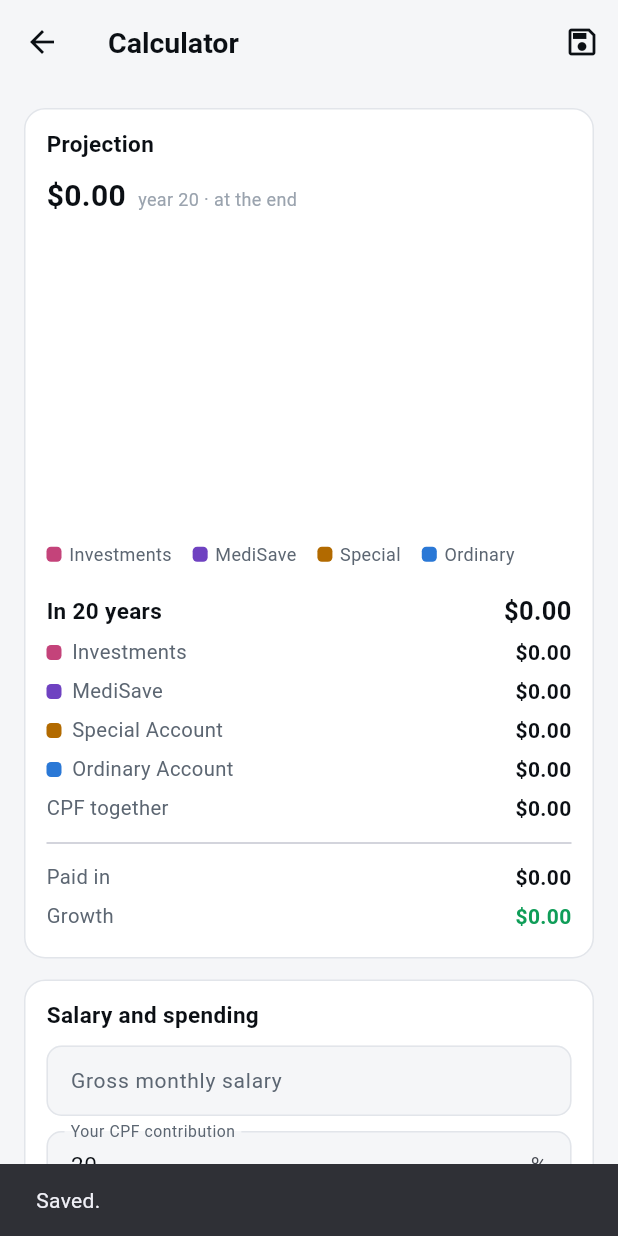
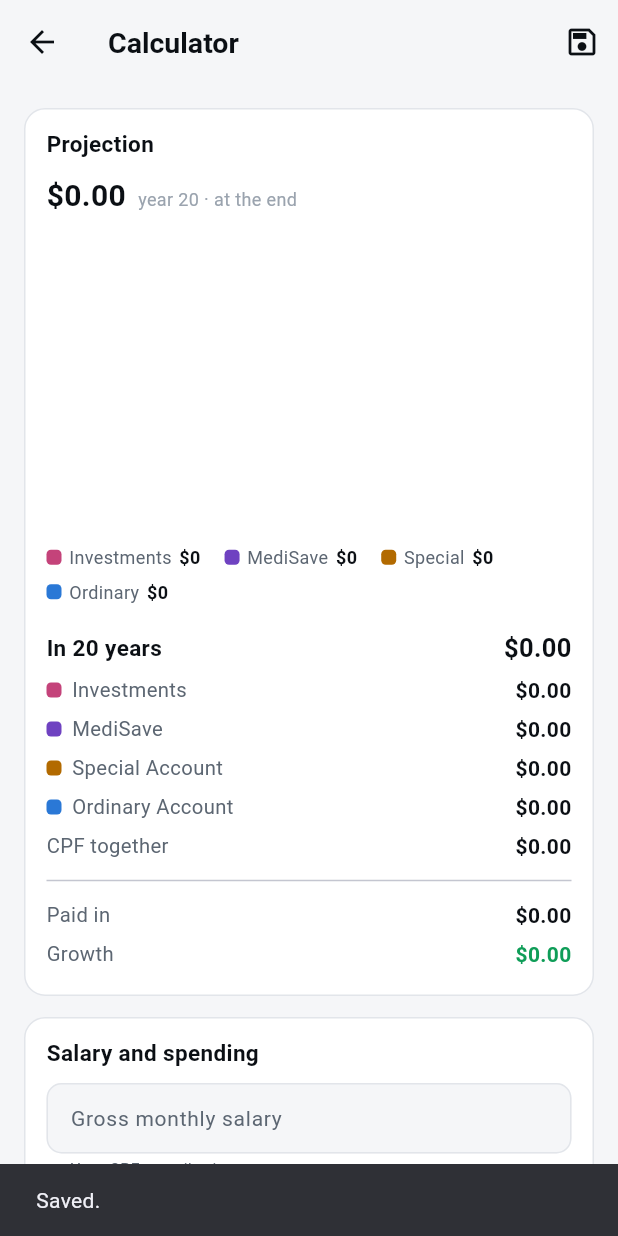
Before and after one commit to lepenguin22/Trading-view-, a Flutter app: the CalculatorScreen screen opened directly, after a tap on the "save" icon, on a phone screen of 412 x 824 dp. Run offline on Flutter 3.47's test engine with Material 3 defaults, Android fonts, the phone set to English and light mode, and no system bars; our stand-ins replace csv, flutter_local_notifications, shared_preferences; missing offline and left inert: workmanager; accounts and stored records are empty; network calls fail.

Commit message:
Unstack the projection chart so a small account reads as small
Reported from the device: the Special Account projects smaller than the
Ordinary Account, but its line sat above it.

The arithmetic was right and the chart was drawing what it was asked to.
Stacked, every line is a running total: Ordinary at 341k, Special at
Ordinary + Special = 455k. The Special Account's own value was the
thickness of the band between them, and nobody reads a chart that way.
With two series it was legible; with four it inverted the ranking of the
thing the split exists to compare.

Four pots meant to be compared want a common baseline, so they are four
lines from zero. Height is the value again and the eye can rank them.
Nothing is lost by unstacking: the total is the headline figure directly
above the plot, which is where it was being read from anyway.

The legend now carries each line's value at the scrubbed point, so the
lines can be ranked without measuring them against gridlines, and the
scrub marks every line rather than only the top one. Those values are
rounded to fit — $341k, $1.2M — because four exact figures wrapped the
legend to four rows, and the summary below lists them in full.

Rendering it is what caught that wrapping, and confirmed the new order:
investments, Ordinary, MediSave, Special, top to bottom, matching their
values.

One test scoping change: the legend names the same accounts as the
summary rows, in the same card, so valueFor now skips rows inside the
chart. Without it the assertions would have silently landed on the
legend's rounded "$9.8k" instead of the summary's "$9,777.96".

Verified with the checks CI runs: dart format, flutter analyze
--fatal-infos --fatal-warnings, flutter test (378 passing).

Co-Authored-By: Claude Opus 5 <noreply@anthropic.com>
Claude-Session: https://claude.ai/code/session_01K7ZDuGe58zEd3GSTrETXjC

```diff
--- a/lib/utils/format.dart
+++ b/lib/utils/format.dart
@@ -63,6 +63,35 @@ String formatValue(double value, [String currency = 'USD']) {
   // same column on the calculator — a spending row above a total — and an
   // ASCII hyphen beside a real minus reads as a different kind of number.
   return text.replaceFirst('-', '\u2212');
+}
+
+/// A money amount shortened to fit somewhere narrow, e.g. "$632k", "$1.2M".
+///
+/// For a chart legend, where four of these sit beside their labels and the
+/// exact figures are listed in full directly below. Rounded on purpose: the
+/// legend is for ranking the lines against each other, and cents on a
+/// six-figure projection are noise that costs a row of wrapping.
+String formatCompactValue(double value, [String currency = 'USD']) {
+  if (!value.isFinite) return '—';
+
+  final minor = _minorUnitCurrencies[currency];
+  final amount = minor != null ? value / minor.divisor : value;
+  final code = minor != null ? minor.major : currency;
+  final symbol = NumberFormat.simpleCurrency(name: code).currencySymbol;
+
+  final sign = amount < 0 ? '−' : '';
+  final size = amount.abs();
+
+  final (scaled, suffix) = switch (size) {
+    >= 1000000 => (size / 1000000, 'M'),
+    >= 1000 => (size / 1000, 'k'),
+    _ => (size, ''),
+  };
+  // One decimal only while it still says something: 1.2M distinguishes two
+  // projections, 632.2k does not.
+  final digits = suffix.isEmpty || scaled >= 100 ? 0 : 1;
+
+  return '$sign$symbol${scaled.toStringAsFixed(digits)}$suffix';
 }
 
 /// Formats a signed money amount, e.g. a day change in a portfolio's currency.
--- a/lib/widgets/projection_chart.dart
+++ b/lib/widgets/projection_chart.dart
@@ -7,17 +7,17 @@ import '../utils/projection.dart';
 const _height = 200.0;
 const _padding = 8.0;
 
-/// A stacked area of the four pots over the projection.
+/// One line per pot over the projection, each from a common zero.
 ///
-/// Stacked rather than four lines: the pots sum to a total, and the total is
-/// the number the projection is for. Separate lines would show each pot but
-/// leave the reader adding them by eye.
+/// Unstacked, and that is the point. Stacked, every line is a running total,
+/// so a small account sitting on a large one draws *higher* than the large
+/// one — the Special Account, a third the size of the Ordinary Account, had
+/// its line above it. Band thickness carried the value and nobody reads a
+/// chart that way. Four pots that are meant to be compared want a shared
+/// baseline, where height is the value and the eye can rank them.
 ///
-/// CPF's three accounts sit underneath because they are the part that is not
-/// chosen — they happen out of salary whatever else is decided — so the
-/// investing band reads as what the plan adds on top. Within CPF the order is
-/// Ordinary, Special, MediSave: the order of the allocation tables, and of how
-/// freely the money can be used.
+/// The total is not lost by unstacking: it is the headline figure above the
+/// plot, which is where it was actually being read from anyway.
 class ProjectionChart extends StatefulWidget {
   const ProjectionChart({
     super.key,
@@ -76,8 +76,8 @@ class _ProjectionChartState extends State<ProjectionChart> {
               child: Semantics(
                 label:
                     'Projection chart. Ordinary Account, Special Account, '
-                    'MediSave and investments stacked over '
-                    '${(points.length - 1) ~/ 12} years, ending at '
+                    'MediSave and investments, each plotted over '
+                    '${(points.length - 1) ~/ 12} years. Together they end at '
                     '${formatValue(points.last.total, widget.currency)}.',
                 excludeSemantics: true,
                 child: CustomPaint(
@@ -95,19 +95,25 @@ class _ProjectionChartState extends State<ProjectionChart> {
             );
           },
         ),
-        const SizedBox(height: 8),
-        // A legend is always present, so identity is never carried by colour
-        // alone. Top of the stack first, matching the order they are read off
-        // the chart. It wraps rather than ellipsising: four keys do not fit a
-        // narrow phone on one line, and a cut-off legend is worse than two.
+        const SizedBox(height: 10),
+        // The legend carries each line's value at the scrubbed point, so the
+        // lines can be ranked without measuring them against the gridlines.
+        // It is always present, so identity is never colour alone, and it
+        // wraps rather than ellipsising — four keys do not fit one line on a
+        // narrow phone, and a cut-off legend is worse than two rows.
         Wrap(
-          spacing: 14,
+          spacing: 16,
           runSpacing: 6,
           children: [
-            _Key(color: c.pots[3], label: 'Investments'),
-            _Key(color: c.pots[2], label: 'MediSave'),
-            _Key(color: c.pots[1], label: 'Special'),
-            _Key(color: c.pots[0], label: 'Ordinary'),
+            for (var i = _series.length - 1; i >= 0; i--)
+              _Key(
+                color: c.pots[i],
+                label: _series[i].label,
+                value: formatCompactValue(
+                  _series[i].of(selected),
+                  widget.currency,
+                ),
+              ),
           ],
         ),
       ],
@@ -161,10 +167,11 @@ class _Readout extends StatelessWidget {
 }
 
 class _Key extends StatelessWidget {
-  const _Key({required this.color, required this.label});
+  const _Key({required this.color, required this.label, required this.value});
 
   final Color color;
   final String label;
+  final String value;
 
   @override
   Widget build(BuildContext context) {
@@ -183,10 +190,32 @@ class _Key extends StatelessWidget {
         const SizedBox(width: 5),
         // Text stays in ink; the swatch beside it carries the identity.
         Text(label, style: TextStyle(color: c.textMuted, fontSize: 12)),
+        const SizedBox(width: 5),
+        Text(
+          value,
+          style: tabularFigures.copyWith(
+            color: c.text,
+            fontSize: 12,
+            fontWeight: FontWeight.w600,
+          ),
+        ),
       ],
     );
   }
 }
+
+/// The four pots, in the order they are drawn and listed.
+const _series = <({String label, double Function(ProjectionPoint) of})>[
+  (label: 'Ordinary', of: _oa),
+  (label: 'Special', of: _sa),
+  (label: 'MediSave', of: _ma),
+  (label: 'Investments', of: _invested),
+];
+
+double _oa(ProjectionPoint p) => p.oa;
+double _sa(ProjectionPoint p) => p.sa;
+double _ma(ProjectionPoint p) => p.ma;
+double _invested(ProjectionPoint p) => p.invested;
 
 class _ProjectionPainter extends CustomPainter {
   const _ProjectionPainter({
@@ -200,35 +229,30 @@ class _ProjectionPainter extends CustomPainter {
 
   final List<ProjectionPoint> points;
 
-  /// Bottom to top: Ordinary, Special, MediSave, investments.
+  /// One per entry in [_series], in the same order.
   final List<Color> colors;
   final Color gridColor;
   final Color ruleColor;
   final Color surface;
   final int? scrubbed;
 
-  /// Each band's upper edge, as a running total. Stacking is done here rather
-  /// than in the model: the model holds balances, and what they add up to is a
-  /// question this chart asks, not a fact about the money.
-  static final _levels = <double Function(ProjectionPoint)>[
-    (p) => p.oa,
-    (p) => p.oa + p.sa,
-    (p) => p.oa + p.sa + p.ma,
-    (p) => p.total,
-  ];
-
   @override
   void paint(Canvas canvas, Size size) {
-    final maxTotal = points.fold<double>(
-      0,
-      (m, p) => p.total > m ? p.total : m,
-    );
-    if (maxTotal <= 0) return;
+    // The scale is the largest single pot, not the sum: nothing is stacked, so
+    // scaling to a total nobody plots would flatten every line into the floor.
+    var maxValue = 0.0;
+    for (final p in points) {
+      for (final s in _series) {
+        final v = s.of(p);
+        if (v > maxValue) maxValue = v;
+      }
+    }
+    if (maxValue <= 0) return;
 
     final plotHeight = size.height - _padding * 2;
     double x(int i) => size.width * i / (points.length - 1);
     double y(double value) =>
-        _padding + plotHeight - (value / maxTotal) * plotHeight;
+        _padding + plotHeight - (value / maxValue) * plotHeight;
 
     // Recessive gridlines: reference, not content.
     final grid = Paint()
@@ -239,17 +263,8 @@ class _ProjectionPainter extends CustomPainter {
       canvas.drawLine(Offset(0, gy), Offset(size.width, gy), grid);
     }
 
-    // Painted bottom upwards, each band cut away from the one below it.
-    for (var band = 0; band < _levels.length; band++) {
-      _fill(
-        canvas,
-        size,
-        x,
-        y,
-        _levels[band],
-        band == 0 ? null : _levels[band - 1],
-        colors[band],
-      );
+    for (var i = 0; i < _series.length; i++) {
+      _line(canvas, x, y, _series[i].of, colors[i]);
     }
 
     final marker = scrubbed;
@@ -262,45 +277,27 @@ class _ProjectionPainter extends CustomPainter {
           ..strokeWidth = 1
           ..color = ruleColor,
       );
-      // A surface ring keeps the dot legible over any band.
-      final dot = Offset(mx, y(points[marker].total));
-      canvas.drawCircle(dot, 5, Paint()..color = surface);
-      canvas.drawCircle(dot, 3.5, Paint()..color = colors.last);
+      // A dot on every line, since every line is now being read. The surface
+      // ring keeps one legible where two lines cross.
+      for (var i = 0; i < _series.length; i++) {
+        final dot = Offset(mx, y(_series[i].of(points[marker])));
+        canvas.drawCircle(dot, 5, Paint()..color = surface);
+        canvas.drawCircle(dot, 3.5, Paint()..color = colors[i]);
+      }
     }
   }
 
-  /// Fills between [below] and [top], and strokes the top edge.
-  ///
-  /// The lower boundary is lifted 2px so stacked segments carry a surface gap
-  /// between them; without it the whole stack reads as one shape.
-  void _fill(
+  void _line(
     Canvas canvas,
-    Size size,
     double Function(int) x,
     double Function(double) y,
-    double Function(ProjectionPoint) top,
-    double Function(ProjectionPoint)? below,
+    double Function(ProjectionPoint) value,
     Color color,
   ) {
-    final path = Path()..moveTo(x(0), y(top(points.first)));
+    final path = Path()..moveTo(x(0), y(value(points.first)));
     for (var i = 1; i < points.length; i++) {
-      path.lineTo(x(i), y(top(points[i])));
+      path.lineTo(x(i), y(value(points[i])));
     }
-
-    final area = Path.from(path);
-    if (below == null) {
-      area
-        ..lineTo(x(points.length - 1), size.height)
-        ..lineTo(x(0), size.height)
-        ..close();
-    } else {
-      for (var i = points.length - 1; i >= 0; i--) {
-        area.lineTo(x(i), y(below(points[i])) - 2);
-      }
-      area.close();
-    }
-
-    canvas.drawPath(area, Paint()..color = color.withValues(alpha: 0.22));
     canvas.drawPath(
       path,
       Paint()
```
Also changed, not shown: 3 other files.
